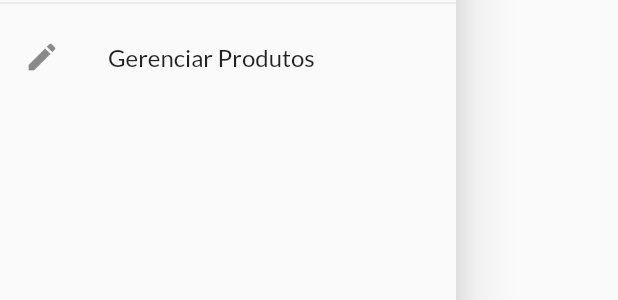
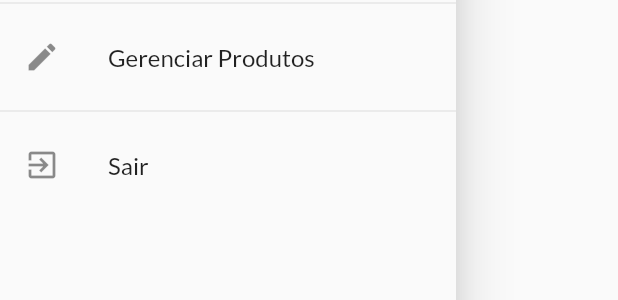
Before and after one commit to JFmaia/shopir, a Flutter app: the AppDrawer widget shown alone on an empty page, opened directly, on a phone screen of 412 x 824 dp. Shown: the part 309-609 px from the top of the screen. Run offline on Flutter 3.47's test engine with Material 2 defaults, Android fonts, the phone set to English and light mode, and no system bars; network calls fail.

Commit message:
modified the codes of the files

```diff
--- a/lib/providers/orders.dart
+++ b/lib/providers/orders.dart
@@ -20,10 +20,11 @@ class Order {
 
 class Orders with ChangeNotifier {
   final String _baseUrl = '${Constants.BASE_API_URL}/orders';
+  List<Order> _items = [];
   String _token;
-  List<Order> _items = [];
+  String _userId;
 
-  Orders([this._token, this._items = const []]);
+  Orders([this._token, this._userId, this._items = const []]);
 
   List<Order> get items {
     return [..._items];
@@ -35,7 +36,7 @@ class Orders with ChangeNotifier {
 
   Future<void> loadOrders() async {
     List<Order> loadedItems = [];
-    final response = await http.get("$_baseUrl.json?auth=$_token");
+    final response = await http.get("$_baseUrl/$_userId.json?auth=$_token");
     Map<String, dynamic> data = json.decode(response.body);
     if (data != null) {
       data.forEach((orderId, orderData) {
@@ -67,7 +68,7 @@ class Orders with ChangeNotifier {
   Future<void> addOrder(Cart cart) async {
     final date = DateTime.now();
     final response = await http.post(
-      "$_baseUrl.json?auth=$_token",
+      "$_baseUrl/$_userId.json?auth=$_token",
       body: json.encode({
         'total': cart.totalAmount,
         'date': date.toIso8601String(),
--- a/lib/widgets/app_drawer.dart
+++ b/lib/widgets/app_drawer.dart
@@ -1,4 +1,6 @@
 import 'package:flutter/material.dart';
+import 'package:provider/provider.dart';
+import 'package:shop/providers/auth.dart';
 import '../utils/app_routes.dart';
 
 class AppDrawer extends StatelessWidget {
@@ -41,6 +43,14 @@ class AppDrawer extends StatelessWidget {
               );
             },
           ),
+          Divider(),
+          ListTile(
+            leading: Icon(Icons.exit_to_app),
+            title: Text('Sair'),
+            onTap: () {
+              Provider.of<Auth>(context, listen: false).logout();
+            },
+          ),
         ],
       ),
     );
--- a/lib/widgets/product_grid_item.dart
+++ b/lib/widgets/product_grid_item.dart
@@ -33,7 +33,7 @@ class _ProductGridItemState extends State<ProductGridItem> {
           ),
         ),
         footer: GridTileBar(
-          backgroundColor: Colors.white,
+          backgroundColor: Colors.black,
           leading: Consumer<Product>(
             builder: (context, product, _) => IconButton(
               icon: Icon(
```
Also changed, not shown: lib/main.dart (+5 -2 lines), lib/providers/auth.dart (+22 -0 lines).
